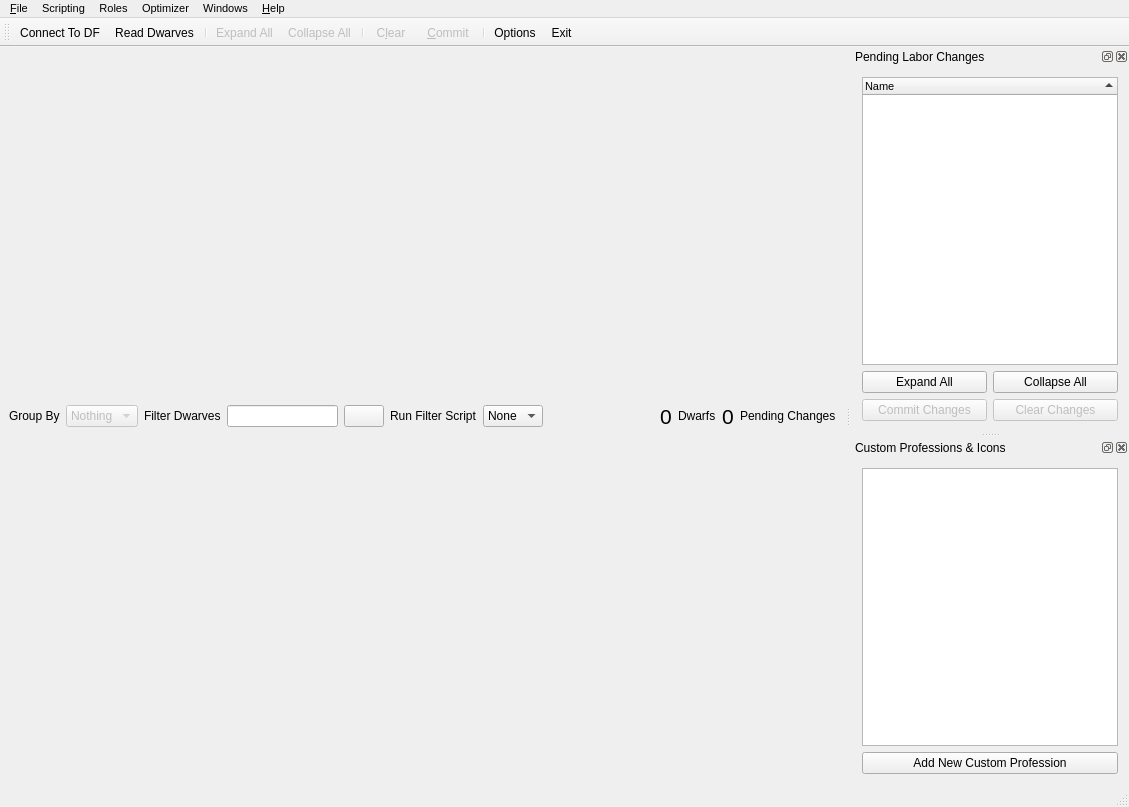
Before: the Qt Designer form ui/mainwindow.ui in Dwarf-Therapist/Dwarf-Therapist, drawn with Qt 5.
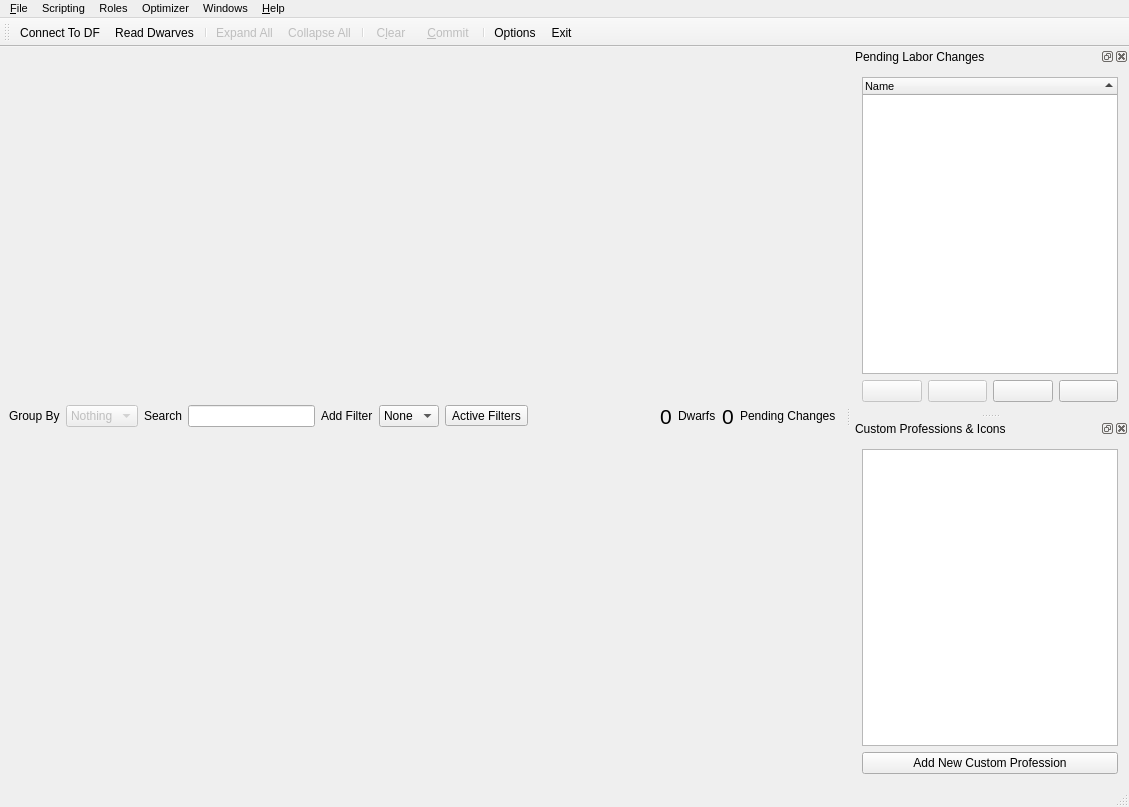
After: the same form once the commit is applied. Icons and pictures are not drawn. Custom widgets are drawn as their Qt base class.

```diff
--- a/ui/mainwindow.ui
+++ b/ui/mainwindow.ui
@@ -91,37 +91,17 @@
       <item>
        <widget class="QLabel" name="lbl_filter">
         <property name="text">
-         <string>Filter Dwarves</string>
+         <string>Search</string>
         </property>
        </widget>
       </item>
       <item>
        <widget class="QLineEdit" name="le_filter_text"/>
       </item>
-      <item>
-       <widget class="QPushButton" name="btn_clear_filter">
-        <property name="toolTip">
-         <string>Clear Filter Text</string>
-        </property>
-        <property name="statusTip">
-         <string>Clear Filter Text</string>
-        </property>
-        <property name="whatsThis">
-         <string>This will clear the filter box and show all dwarves</string>
-        </property>
-        <property name="text">
-         <string/>
-        </property>
-        <property name="icon">
-         <iconset resource="../images.qrc">
-          <normaloff>:/img/cross.png</normaloff>:/img/cross.png</iconset>
-        </property>
-       </widget>
-      </item>
       <item>
        <widget class="QLabel" name="lbl_run_filter">
         <property name="text">
-         <string>Run Filter Script</string>
+         <string>Add Filter</string>
         </property>
        </widget>
       </item>
@@ -137,6 +117,32 @@
         </item>
        </widget>
       </item>
+      <item>
+       <widget class="QToolButton" name="btn_clear_filters">
+        <property name="enabled">
+         <bool>true</bool>
+        </property>
+        <property name="toolTip">
+         <string>Click to clear all active filters, or use the drop down to clear specific filters.</string>
+        </property>
+        <property name="statusTip">
+         <string>Click to clear all active filters, or use the drop down to clear specific filters.</string>
+        </property>
+        <property name="text">
+         <string>Active Filters</string>
+        </property>
+        <property name="icon">
+         <iconset resource="../images.qrc">
+          <normaloff>:/img/cross.png</normaloff>:/img/cross.png</iconset>
+        </property>
+        <property name="popupMode">
+         <enum>QToolButton::DelayedPopup</enum>
+        </property>
+        <property name="toolButtonStyle">
+         <enum>Qt::ToolButtonTextBesideIcon</enum>
+        </property>
+       </widget>
+      </item>
       <item>
        <spacer name="horizontalSpacer">
         <property name="orientation">
@@ -434,39 +440,16 @@
      <item>
       <layout class="QHBoxLayout" name="horizontalLayout_4">
        <item>
-        <widget class="QPushButton" name="btn_expand_all_pending">
-         <property name="text">
-          <string>Expand All</string>
-         </property>
-         <property name="icon">
-          <iconset resource="../images.qrc">
-           <normaloff>:/img/arrow-out.png</normaloff>:/img/arrow-out.png</iconset>
-         </property>
-        </widget>
-       </item>
-       <item>
-        <widget class="QPushButton" name="btn_collapse_all_pending">
-         <property name="text">
-          <string>Collapse All</string>
-         </property>
-         <property name="icon">
-          <iconset resource="../images.qrc">
-           <normaloff>:/img/arrow-in.png</normaloff>:/img/arrow-in.png</iconset>
-         </property>
-        </widget>
-       </item>
-      </layout>
-     </item>
-     <item>
-      <layout class="QHBoxLayout" name="horizontalLayout_3">
-       <item>
         <widget class="QPushButton" name="btn_commit">
          <property name="enabled">
           <bool>false</bool>
          </property>
-         <property name="text">
+         <property name="toolTip">
           <string>Commit Changes</string>
          </property>
+         <property name="text">
+          <string/>
+         </property>
          <property name="icon">
           <iconset resource="../images.qrc">
            <normaloff>:/img/table--arrow.png</normaloff>:/img/table--arrow.png</iconset>
@@ -478,15 +461,46 @@
          <property name="enabled">
           <bool>false</bool>
          </property>
-         <property name="text">
+         <property name="toolTip">
           <string>Clear Changes</string>
          </property>
+         <property name="text">
+          <string/>
+         </property>
          <property name="icon">
           <iconset resource="../images.qrc">
            <normaloff>:/img/table--minus.png</normaloff>:/img/table--minus.png</iconset>
          </property>
         </widget>
        </item>
+       <item>
+        <widget class="QPushButton" name="btn_expand_all_pending">
+         <property name="toolTip">
+          <string>Expand All</string>
+         </property>
+         <property name="text">
+          <string/>
+         </property>
+         <property name="icon">
+          <iconset resource="../images.qrc">
+           <normaloff>:/img/arrow-out.png</normaloff>:/img/arrow-out.png</iconset>
+         </property>
+        </widget>
+       </item>
+       <item>
+        <widget class="QPushButton" name="btn_collapse_all_pending">
+         <property name="toolTip">
+          <string>Collapse All</string>
+         </property>
+         <property name="text">
+          <string/>
+         </property>
+         <property name="icon">
+          <iconset resource="../images.qrc">
+           <normaloff>:/img/arrow-in.png</normaloff>:/img/arrow-in.png</iconset>
+         </property>
+        </widget>
+       </item>
       </layout>
      </item>
     </layout>
@@ -999,6 +1013,14 @@
   </action>
  </widget>
  <layoutdefault spacing="6" margin="11"/>
+ <customwidgets>
+  <customwidget>
+   <class>BaseDock</class>
+   <extends>QDockWidget</extends>
+   <header location="global">basedock.h</header>
+   <container>1</container>
+  </customwidget>
+ </customwidgets>
  <tabstops>
   <tabstop>cb_group_by</tabstop>
   <tabstop>le_filter_text</tabstop>
```
Left out of the diff: 23 changed lines with no effect on the pictures.
